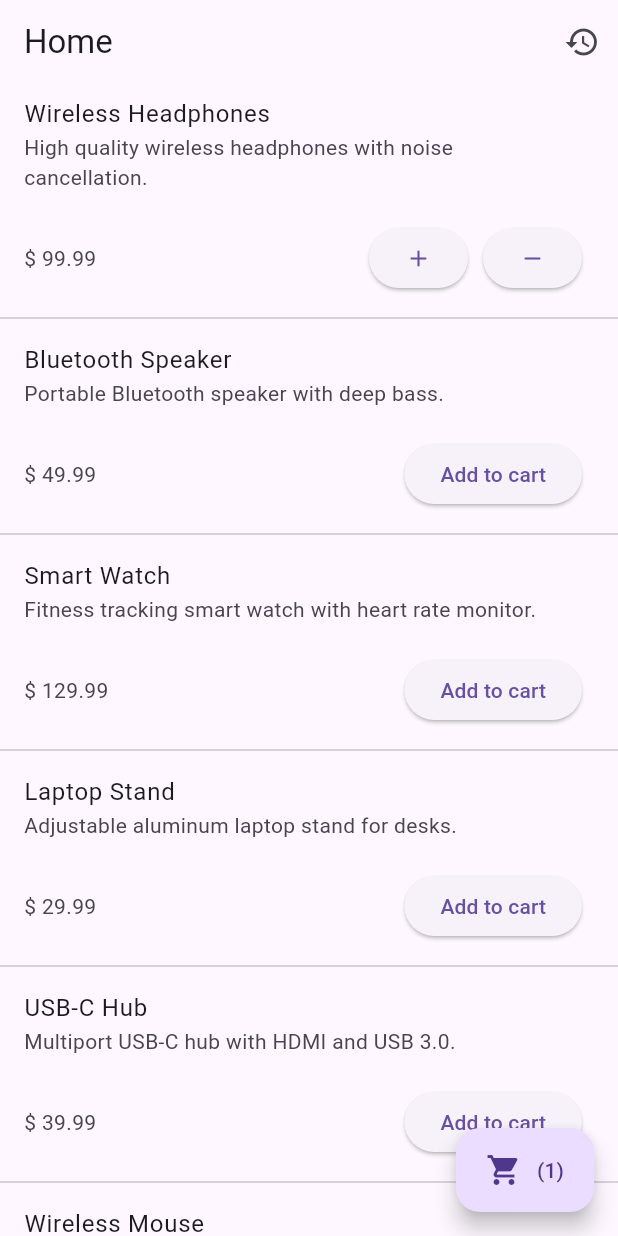
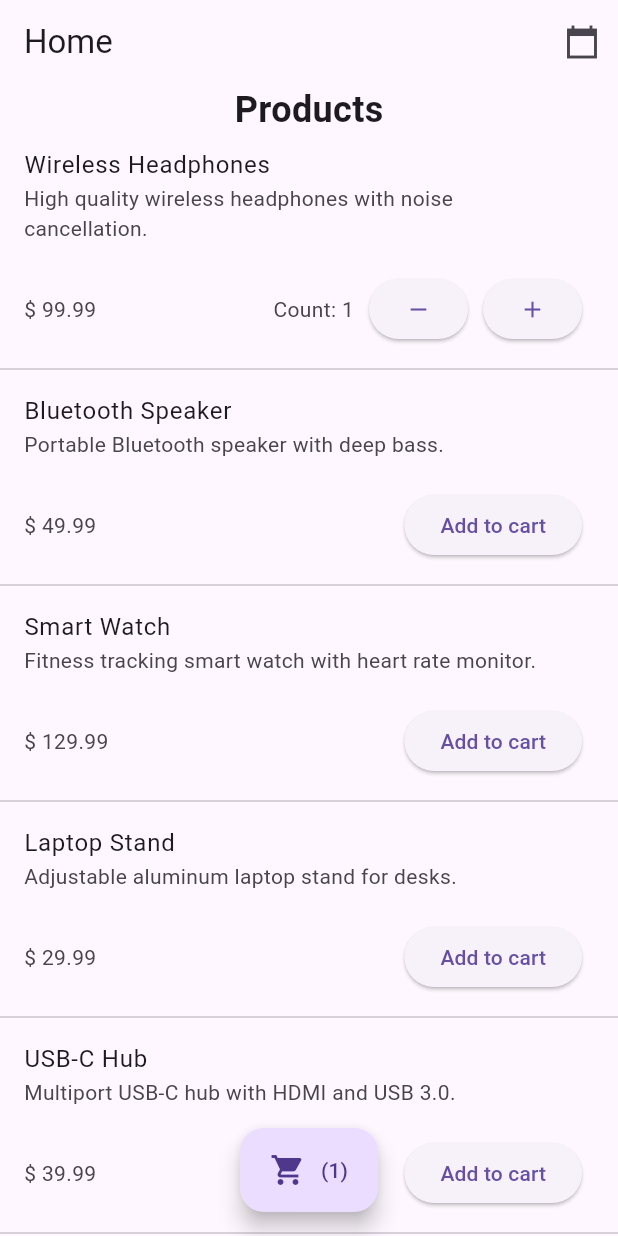
Before and after one commit to VijayBalaji6/pocket_fm, a Flutter app: the screen it shows after launch, after a tap on "Add to cart", on a phone screen of 412 x 824 dp. Run offline on Flutter 3.47's test engine with Material 3 defaults, Android fonts, the phone set to English and light mode, and no system bars; our stand-ins replace flutter_bloc, go_router, shared_preferences.

Commit message:
updated code

```diff
--- a/lib/router.dart
+++ b/lib/app_router.dart
@@ -1,9 +1,16 @@
 import 'package:go_router/go_router.dart';
+import 'package:pocket_fm/models/order_history.dart';
 import 'package:pocket_fm/modules/cart/view/cart_screen.dart';
 import 'package:pocket_fm/modules/home/view/home_screen.dart';
+import 'package:pocket_fm/modules/orders_history/view/order_history_details_screen.dart';
 import 'package:pocket_fm/modules/orders_history/view/order_history_screen.dart';
 
-enum AppRoutes { homeScreen, cartScreen, orderHistoryScreen }
+enum AppRoutes {
+  homeScreen,
+  cartScreen,
+  orderHistoryScreen,
+  orderDetailsScreen,
+}
 
 class AppRouter {
   static final GoRouter appRoutes = GoRouter(
@@ -24,6 +31,14 @@ class AppRouter {
         path: '/orderHistory',
         builder: (context, state) => const OrderHistoryScreen(),
       ),
+      GoRoute(
+        name: AppRoutes.orderDetailsScreen.name,
+        path: '/orderDetails',
+        builder: (context, state) {
+          final OrderHistory orderDetails = state.extra as OrderHistory;
+          return OrderHistoryDetails(orderDetails: orderDetails);
+        },
+      ),
     ],
   );
 }
--- a/lib/main.dart
+++ b/lib/main.dart
@@ -3,9 +3,12 @@ import 'package:flutter_bloc/flutter_bloc.dart';
 import 'package:pocket_fm/modules/cart/bloc/cart_bloc.dart';
 import 'package:pocket_fm/modules/home/bloc/home_bloc.dart';
 import 'package:pocket_fm/modules/orders_history/bloc/order_history_bloc.dart';
-import 'package:pocket_fm/router.dart';
+import 'package:pocket_fm/app_router.dart';
+import 'package:pocket_fm/services/core/local_db_services.dart';
 
-void main() {
+Future<void> main() async {
+  WidgetsFlutterBinding.ensureInitialized();
+  await LocalDBServices.instance.init();
   runApp(const MainApp());
 }
 
--- a/lib/models/cart.dart
+++ b/lib/models/cart.dart
@@ -1,11 +1,7 @@
 import 'dart:convert';
 
-import 'package:json_annotation/json_annotation.dart';
 import 'package:pocket_fm/models/product.dart';
 
-part 'cart.g.dart';
-
-@JsonSerializable()
 class CartProduct {
   final String productId;
   final int count;
@@ -25,18 +21,28 @@ class CartProduct {
     );
   }
 
-  factory CartProduct.fromMap(Map<String, dynamic> json) =>
-      _$CartProductFromJson(json);
+  factory CartProduct.fromMap(Map<String, dynamic> map) {
+    return CartProduct(
+      productId: map['productId'] as String,
+      count: map['count'] as int,
+      products: Product.fromJson(map['products'] as Map<String, dynamic>),
+    );
+  }
 
-  Map<String, dynamic> toMap() => _$CartProductToJson(this);
+  Map<String, dynamic> toMap() {
+    return {
+      'productId': productId,
+      'count': count,
+      'products': products.toJson(),
+    };
+  }
 
   String toJson() => json.encode(toMap());
 
   factory CartProduct.fromJson(String source) =>
-      _$CartProductFromJson(json.decode(source));
+      CartProduct.fromMap(json.decode(source));
 }
 
-@JsonSerializable()
 class Cart {
   final List<CartProduct> cartItems;
 
@@ -46,11 +52,27 @@ class Cart {
     return Cart(cartItems: cartProduct != null ? [cartProduct] : cartItems);
   }
 
-  factory Cart.fromMap(Map<String, dynamic> map) => _$CartFromJson(map);
+  factory Cart.fromMap(Map<String, dynamic> map) {
+    return Cart(
+      cartItems: map['cartItems'] != null
+          ? List<CartProduct>.from(
+              (map['cartItems'] as List).map(
+                (item) => CartProduct.fromMap(
+                  item is Map<String, dynamic>
+                      ? item
+                      : Map<String, dynamic>.from(item),
+                ),
+              ),
+            )
+          : [],
+    );
+  }
 
-  Map<String, dynamic> toMap() => _$CartToJson(this);
+  Map<String, dynamic> toMap() {
+    return {'cartItems': cartItems.map((item) => item.toMap()).toList()};
+  }
 
-  String toJson() => json.encode(toJson());
+  String toJson() => json.encode(toMap());
 
-  factory Cart.fromJson(String source) => _$CartFromJson(json.decode(source));
+  factory Cart.fromJson(String source) => Cart.fromMap(json.decode(source));
 }
--- a/lib/models/order_history.dart
+++ b/lib/models/order_history.dart
@@ -1,50 +1,39 @@
 import 'dart:convert';
-
-import 'package:json_annotation/json_annotation.dart';
 import 'package:pocket_fm/models/cart.dart';
 
-part 'order_history.g.dart';
-
-@JsonSerializable()
 class OrderHistory {
   final String orderId;
   final Cart products;
   final double totalAmount;
   final DateTime orderDate;
-  final DateTime orderedTime;
 
   OrderHistory({
     required this.orderId,
     required this.products,
     required this.totalAmount,
     required this.orderDate,
-    required this.orderedTime,
   });
 
-  factory OrderHistory.fromMap(Map<String, dynamic> json) =>
-      _$OrderHistoryFromJson(json);
+  factory OrderHistory.fromMap(Map<String, dynamic> json) {
+    return OrderHistory(
+      orderId: json['orderId'] as String,
+      products: Cart.fromMap(json['products'] as Map<String, dynamic>),
+      totalAmount: (json['totalAmount'] as num).toDouble(),
+      orderDate: DateTime.parse(json['orderDate'] as String),
+    );
+  }
 
-  Map<String, dynamic> toMap() => _$OrderHistoryToJson(this);
+  Map<String, dynamic> toMap() {
+    return {
+      'orderId': orderId,
+      'products': products.toMap(),
+      'totalAmount': totalAmount,
+      'orderDate': orderDate.toIso8601String(),
+    };
+  }
 
   String toJson() => json.encode(toMap());
 
   factory OrderHistory.fromJson(String source) =>
-      _$OrderHistoryFromJson(json.decode(source));
+      OrderHistory.fromMap(json.decode(source));
 }
-
-@JsonSerializable()
-class AllOrders {
-  final List<OrderHistory> orders;
-
-  AllOrders({required this.orders});
-
-  factory AllOrders.fromMap(Map<String, dynamic> map) =>
-      _$AllOrdersFromJson(map);
-
-  Map<String, dynamic> toMap() => _$AllOrdersToJson(this);
-
-  String toJson() => json.encode(toJson());
-
-  factory AllOrders.fromJson(String source) =>
-      _$AllOrdersFromJson(json.decode(source));
-}
--- a/lib/models/product.dart
+++ b/lib/models/product.dart
@@ -1,8 +1,3 @@
-import 'package:json_annotation/json_annotation.dart';
-
-part 'product.g.dart';
-
-@JsonSerializable()
 class Product {
   final String id;
   final String name;
@@ -20,8 +15,25 @@ class Product {
     required this.inStock,
   });
 
-  factory Product.fromJson(Map<String, dynamic> json) =>
-      _$ProductFromJson(json);
+  factory Product.fromJson(Map<String, dynamic> json) {
+    return Product(
+      id: json['id'] as String,
+      name: json['name'] as String,
+      description: json['description'] as String,
+      price: (json['price'] as num).toDouble(),
+      imageUrl: json['imageUrl'] as String,
+      inStock: json['inStock'] as bool,
+    );
+  }
 
-  Map<String, dynamic> toJson() => _$ProductToJson(this);
+  Map<String, dynamic> toJson() {
+    return {
+      'id': id,
+      'name': name,
+      'description': description,
+      'price': price,
+      'imageUrl': imageUrl,
+      'inStock': inStock,
+    };
+  }
 }
--- a/lib/modules/cart/bloc/cart_bloc.dart
+++ b/lib/modules/cart/bloc/cart_bloc.dart
@@ -79,7 +79,7 @@ class CartBloc extends Bloc<CartEvent, CartState> {
 
   void _onCheckoutCart(CheckoutCart event, Emitter<CartState> emit) {
     if (state is CartLoaded) {
-      emit(CartInitial());
+      emit(CartLoaded(Cart(cartItems: [])));
     }
   }
 }
--- a/lib/modules/home/view/home_screen.dart
+++ b/lib/modules/home/view/home_screen.dart
@@ -1,11 +1,12 @@
 import 'package:flutter/material.dart';
 import 'package:flutter_bloc/flutter_bloc.dart';
 import 'package:go_router/go_router.dart';
+import 'package:pocket_fm/models/cart.dart';
 import 'package:pocket_fm/models/product.dart';
 import 'package:pocket_fm/modules/cart/bloc/cart_bloc.dart';
 import 'package:pocket_fm/modules/home/bloc/home_bloc.dart';
 import 'package:pocket_fm/modules/orders_history/bloc/order_history_bloc.dart';
-import 'package:pocket_fm/router.dart';
+import 'package:pocket_fm/app_router.dart';
 
 class HomeScreen extends StatelessWidget {
   const HomeScreen({super.key});
@@ -21,10 +22,11 @@ class HomeScreen extends StatelessWidget {
               context.read<OrderHistoryBloc>().add(GetOrderHistory());
               await context.pushNamed(AppRoutes.orderHistoryScreen.name);
             },
-            icon: const Icon(Icons.history),
+            icon: const Icon(Icons.calendar_today_sharp),
           ),
         ],
       ),
+      floatingActionButtonLocation: FloatingActionButtonLocation.centerFloat,
       floatingActionButton: BlocBuilder<CartBloc, CartState>(
         builder: (BuildContext context, CartState state) {
           int cartItems = 0;
@@ -39,7 +41,7 @@ class HomeScreen extends StatelessWidget {
               spacing: 10,
               children: [
                 Icon(Icons.shopping_cart),
-                if (state is CartLoaded) Text('($cartItems)'),
+                if (state is CartLoaded && cartItems > 0) Text('($cartItems)'),
               ],
             ),
           );
@@ -53,7 +55,21 @@ class HomeScreen extends StatelessWidget {
             final List<Product> products = state.products;
             return BlocBuilder<CartBloc, CartState>(
               builder: (BuildContext context, CartState state) {
-                return ListView.separated(
+                return Column(
+                  mainAxisSize: MainAxisSize.min,
+                  mainAxisAlignment: MainAxisAlignment.start,
+                  crossAxisAlignment: CrossAxisAlignment.center,
+                  children: [
+                    Text(
+                      "Products",
+                      style: TextStyle(
+                        fontSize: 24,
+                        fontWeight: FontWeight.bold,
+                      ),
+                    ),
+                    Expanded(
+                      child: ListView.separated(
+                        shrinkWrap: true,
                         itemCount: products.length,
                         separatorBuilder: (context, index) => const Divider(),
                         itemBuilder: (BuildContext context, int index) {
@@ -67,34 +83,60 @@ class HomeScreen extends StatelessWidget {
                                 Text(currentItem.description),
                                 Row(
                                   spacing: 8,
-                            mainAxisAlignment: MainAxisAlignment.spaceBetween,
+                                  mainAxisAlignment:
+                                      MainAxisAlignment.spaceBetween,
                                   children: [
                                     Text('\$ ${currentItem.price}'),
                                     ((state as CartLoaded).cart.cartItems.any(
-                                    (item) => item.productId == currentItem.id,
+                                          (item) =>
+                                              item.productId == currentItem.id,
                                         ))
-                                  ? Row(
+                                        ? Builder(
+                                            builder: (context) {
+                                              final CartProduct cartItem =
+                                                  (state).cart.cartItems
+                                                      .firstWhere(
+                                                        (item) =>
+                                                            item.productId ==
+                                                            currentItem.id,
+                                                      );
+                                              return Row(
                                                 spacing: 10,
                                                 children: [
-                                        ElevatedButton(
-                                          child: const Icon(Icons.add),
-                                          onPressed: () {
-                                            context.read<CartBloc>().add(
-                                              AddProductToCart(currentItem),
-                                            );
-                                          },
+                                                  Text(
+                                                    "Count: ${cartItem.count}",
                                                   ),
                                                   ElevatedButton(
-                                          child: const Icon(Icons.remove),
+                                                    child: const Icon(
+                                                      Icons.remove,
+                                                    ),
                                                     onPressed: () {
-                                            context.read<CartBloc>().add(
+                                                      context
+                                                          .read<CartBloc>()
+                                                          .add(
                                                             RemoveProductFromCart(
                                                               currentItem.id,
                                                             ),
                                                           );
                                                     },
                                                   ),
+                                                  ElevatedButton(
+                                                    child: const Icon(
+                                                      Icons.add,
+                                                    ),
+                                                    onPressed: () {
+                                                      context
+                                                          .read<CartBloc>()
+                                                          .add(
+                                                            AddProductToCart(
+                                                              currentItem,
+                                                            ),
+                                                          );
+                                                    },
+                                                  ),
                                                 ],
+                                              );
+                                            },
                                           )
                                         : ElevatedButton(
                                             child: Text("Add to cart"),
@@ -110,6 +152,9 @@ class HomeScreen extends StatelessWidget {
                             ),
                           );
                         },
+                      ),
+                    ),
+                  ],
                 );
               },
             );
--- a/pubspec.yaml
+++ b/pubspec.yaml
@@ -10,16 +10,17 @@ dependencies:
   flutter:
     sdk: flutter
   shared_preferences: ^2.5.3
-  json_annotation: ^4.9.0
+  # json_annotation: ^4.9.0
   flutter_bloc: ^9.1.1
   go_router: ^16.2.1
+  intl: ^0.20.2
 
 dev_dependencies:
   flutter_test:
     sdk: flutter
   flutter_lints: ^5.0.0
   build_runner: ^2.6.0
-  json_serializable: ^6.10.0
+  # json_serializable: ^6.10.0
 
 flutter:
   uses-material-design: true
```
Also changed, not shown: lib/models/all_orders.dart (added, +20 -0 lines), lib/modules/cart/view/cart_screen.dart (+14 -6 lines), lib/modules/orders_history/bloc/order_history_bloc.dart (+4 -4 lines), lib/modules/orders_history/view/order_history_details_screen.dart (added, +94 -0 lines), lib/modules/orders_history/view/order_history_screen.dart (+52 -54 lines), lib/services/core/local_db_services.dart (+26 -1 lines), lib/services/order_history_services.dart (+10 -6 lines), lib/models/cart.g.dart (deleted), lib/models/order_history.g.dart (deleted), lib/models/product.g.dart (deleted). Lines whose indentation alone changed are shown as unchanged.
